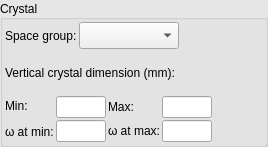
Above: BlissFramework/Bricks/widgets/ui_files/Qt4_vertical_crystal_dimension_widget_layout.ui from mxcube/mxcubeqt before the change. Below: the same form after it.
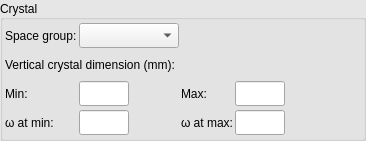
That is the form after the change.

```diff
--- a/BlissFramework/Bricks/widgets/ui_files/Qt4_vertical_crystal_dimension_widget_layout.ui
+++ b/BlissFramework/Bricks/widgets/ui_files/Qt4_vertical_crystal_dimension_widget_layout.ui
@@ -6,8 +6,8 @@
    <rect>
     <x>0</x>
     <y>0</y>
-    <width>268</width>
-    <height>147</height>
+    <width>366</width>
+    <height>128</height>
    </rect>
   </property>
   <property name="sizePolicy">
@@ -112,84 +112,30 @@
        <number>2</number>
       </property>
       <item>
-       <layout class="QVBoxLayout">
-        <property name="spacing">
-         <number>2</number>
+       <layout class="QGridLayout" name="gridLayout">
+        <property name="leftMargin">
+         <number>0</number>
         </property>
-        <item>
-         <layout class="QHBoxLayout">
-          <property name="spacing">
-           <number>2</number>
-          </property>
-          <item>
-           <layout class="QHBoxLayout">
+        <property name="topMargin">
+         <number>0</number>
+        </property>
             <property name="spacing">
              <number>2</number>
             </property>
-            <item>
-             <widget class="QLabel" name="space_group_label">
-              <property name="text">
-               <string>Space group:</string>
-              </property>
-              <property name="wordWrap">
-               <bool>false</bool>
-              </property>
-             </widget>
-            </item>
-            <item>
-             <widget class="QComboBox" name="space_group_ledit">
-              <property name="sizePolicy">
-               <sizepolicy hsizetype="Preferred" vsizetype="Minimum">
-                <horstretch>0</horstretch>
-                <verstretch>0</verstretch>
-               </sizepolicy>
-              </property>
-              <property name="minimumSize">
-               <size>
-                <width>100</width>
-                <height>27</height>
-               </size>
-              </property>
-              <property name="maximumSize">
-               <size>
-                <width>100</width>
-                <height>27</height>
-               </size>
-              </property>
-             </widget>
-            </item>
-           </layout>
-          </item>
-          <item>
-           <spacer name="space_group_hspacer">
-            <property name="orientation">
-             <enum>Qt::Horizontal</enum>
-            </property>
-            <property name="sizeType">
-             <enum>QSizePolicy::Expanding</enum>
-            </property>
-            <property name="sizeHint" stdset="0">
-             <size>
-              <width>1</width>
-              <height>20</height>
-             </size>
-            </property>
-           </spacer>
-          </item>
-         </layout>
-        </item>
-        <item>
-         <layout class="QVBoxLayout">
-          <property name="spacing">
-           <number>2</number>
-          </property>
-          <item>
-           <layout class="QHBoxLayout">
-            <property name="spacing">
-             <number>2</number>
-            </property>
-            <item>
+        <item row="1" column="0" colspan="3">
              <widget class="QLabel" name="dimension_label">
+          <property name="minimumSize">
+           <size>
+            <width>0</width>
+            <height>27</height>
+           </size>
+          </property>
+          <property name="maximumSize">
+           <size>
+            <width>16777215</width>
+            <height>27</height>
+           </size>
+          </property>
               <property name="text">
                <string>Vertical crystal dimension (mm):</string>
               </property>
@@ -198,56 +144,20 @@
               </property>
              </widget>
             </item>
-            <item>
-             <spacer name="vdim_heading_spacer">
-              <property name="orientation">
-               <enum>Qt::Horizontal</enum>
-              </property>
-              <property name="sizeType">
-               <enum>QSizePolicy::Expanding</enum>
-              </property>
-              <property name="sizeHint" stdset="0">
-               <size>
-                <width>1</width>
-                <height>20</height>
-               </size>
-              </property>
-             </spacer>
-            </item>
-           </layout>
-          </item>
-          <item>
-           <layout class="QHBoxLayout">
-            <property name="spacing">
-             <number>0</number>
-            </property>
-            <property name="margin">
-             <number>0</number>
-            </property>
-            <item>
-             <layout class="QHBoxLayout">
-              <property name="spacing">
-               <number>2</number>
-              </property>
-              <item>
-               <layout class="QHBoxLayout">
-                <property name="spacing">
-                 <number>2</number>
-                </property>
-                <item>
-                 <layout class="QVBoxLayout">
-                  <item>
-                   <widget class="QLabel" name="min_vdim_label">
-                    <property name="text">
-                     <string>Min:</string>
-                    </property>
-                    <property name="wordWrap">
-                     <bool>false</bool>
-                    </property>
-                   </widget>
-                  </item>
-                  <item>
+        <item row="3" column="0">
                    <widget class="QLabel" name="vdim_min_phi_label">
+          <property name="minimumSize">
+           <size>
+            <width>0</width>
+            <height>27</height>
+           </size>
+          </property>
+          <property name="maximumSize">
+           <size>
+            <width>16777215</width>
+            <height>27</height>
+           </size>
+          </property>
                     <property name="text">
                      <string>ω at min:</string>
                     </property>
@@ -256,61 +166,80 @@
                     </property>
                    </widget>
                   </item>
-                 </layout>
-                </item>
-                <item>
-                 <layout class="QVBoxLayout">
-                  <property name="spacing">
-                   <number>2</number>
-                  </property>
-                  <item>
+        <item row="0" column="1">
+         <widget class="QComboBox" name="space_group_ledit">
+          <property name="sizePolicy">
+           <sizepolicy hsizetype="Preferred" vsizetype="Minimum">
+            <horstretch>0</horstretch>
+            <verstretch>0</verstretch>
+           </sizepolicy>
+          </property>
+          <property name="minimumSize">
+           <size>
+            <width>100</width>
+            <height>25</height>
+           </size>
+          </property>
+          <property name="maximumSize">
+           <size>
+            <width>100</width>
+            <height>25</height>
+           </size>
+          </property>
+         </widget>
+        </item>
+        <item row="2" column="0">
+         <widget class="QLabel" name="min_vdim_label">
+          <property name="minimumSize">
+           <size>
+            <width>0</width>
+            <height>27</height>
+           </size>
+          </property>
+          <property name="maximumSize">
+           <size>
+            <width>16777215</width>
+            <height>27</height>
+           </size>
+          </property>
+          <property name="text">
+           <string>Min:</string>
+          </property>
+          <property name="wordWrap">
+           <bool>false</bool>
+          </property>
+         </widget>
+        </item>
+        <item row="2" column="1">
                    <widget class="QLineEdit" name="min_vdim_ledit">
                     <property name="minimumSize">
                      <size>
                       <width>50</width>
-                      <height>0</height>
+            <height>25</height>
                      </size>
                     </property>
                     <property name="maximumSize">
                      <size>
                       <width>50</width>
-                      <height>32767</height>
+            <height>25</height>
                      </size>
                     </property>
                    </widget>
                   </item>
-                  <item>
-                   <widget class="QLineEdit" name="min_vphi_ledit">
-                    <property name="minimumSize">
-                     <size>
-                      <width>50</width>
-                      <height>0</height>
-                     </size>
-                    </property>
-                    <property name="maximumSize">
-                     <size>
-                      <width>50</width>
-                      <height>32767</height>
-                     </size>
-                    </property>
-                   </widget>
-                  </item>
-                 </layout>
-                </item>
-               </layout>
-              </item>
-              <item>
-               <layout class="QHBoxLayout">
-                <property name="spacing">
-                 <number>2</number>
-                </property>
-                <item>
-                 <layout class="QVBoxLayout">
-                  <property name="spacing">
-                   <number>2</number>
-                  </property>
-                  <item>
+        <item row="2" column="2">
                    <widget class="QLabel" name="max_vdim_label">
+          <property name="minimumSize">
+           <size>
+            <width>0</width>
+            <height>27</height>
+           </size>
+          </property>
+          <property name="maximumSize">
+           <size>
+            <width>16777215</width>
+            <height>27</height>
+           </size>
+          </property>
                     <property name="text">
                      <string>Max:</string>
                     </property>
@@ -319,7 +248,39 @@
                     </property>
                    </widget>
                   </item>
-                  <item>
+        <item row="3" column="1">
+         <widget class="QLineEdit" name="min_vphi_ledit">
+          <property name="minimumSize">
+           <size>
+            <width>50</width>
+            <height>25</height>
+           </size>
+          </property>
+          <property name="maximumSize">
+           <size>
+            <width>50</width>
+            <height>25</height>
+           </size>
+          </property>
+         </widget>
+        </item>
+        <item row="3" column="3">
+         <widget class="QLineEdit" name="max_vphi_ledit">
+          <property name="minimumSize">
+           <size>
+            <width>50</width>
+            <height>25</height>
+           </size>
+          </property>
+          <property name="maximumSize">
+           <size>
+            <width>50</width>
+            <height>25</height>
+           </size>
+          </property>
+         </widget>
+        </item>
+        <item row="3" column="2">
                    <widget class="QLabel" name="max_vphi_label">
                     <property name="text">
                      <string>ω at max:</string>
@@ -329,70 +290,82 @@
                     </property>
                    </widget>
                   </item>
-                 </layout>
-                </item>
-                <item>
-                 <layout class="QVBoxLayout">
-                  <property name="spacing">
-                   <number>2</number>
-                  </property>
-                  <item>
+        <item row="2" column="3">
                    <widget class="QLineEdit" name="max_vdim_ledit">
                     <property name="minimumSize">
                      <size>
                       <width>50</width>
-                      <height>0</height>
+            <height>25</height>
                      </size>
                     </property>
                     <property name="maximumSize">
                      <size>
                       <width>50</width>
-                      <height>32767</height>
+            <height>25</height>
                      </size>
                     </property>
                    </widget>
                   </item>
-                  <item>
-                   <widget class="QLineEdit" name="max_vphi_ledit">
+        <item row="0" column="0">
+         <widget class="QLabel" name="space_group_label">
                     <property name="minimumSize">
                      <size>
-                      <width>50</width>
-                      <height>0</height>
+            <width>0</width>
+            <height>27</height>
                      </size>
                     </property>
                     <property name="maximumSize">
                      <size>
-                      <width>50</width>
-                      <height>32767</height>
-                     </size>
-                    </property>
-                   </widget>
-                  </item>
-                 </layout>
-                </item>
-               </layout>
-              </item>
-             </layout>
-            </item>
-            <item>
-             <spacer name="vspacer">
+            <width>16777215</width>
+            <height>27</height>
+           </size>
+          </property>
+          <property name="text">
+           <string>Space group:</string>
+          </property>
+          <property name="wordWrap">
+           <bool>false</bool>
+          </property>
+         </widget>
+        </item>
+        <item row="2" column="4">
+         <spacer name="horizontalSpacer">
               <property name="orientation">
                <enum>Qt::Horizontal</enum>
               </property>
-              <property name="sizeType">
-               <enum>QSizePolicy::Expanding</enum>
-              </property>
+          <property name="sizeHint" stdset="0">
+           <size>
+            <width>40</width>
+            <height>20</height>
+           </size>
+          </property>
+         </spacer>
+        </item>
+        <item row="3" column="4">
+         <spacer name="horizontalSpacer_2">
+          <property name="orientation">
+           <enum>Qt::Horizontal</enum>
+          </property>
               <property name="sizeHint" stdset="0">
                <size>
-                <width>1</width>
+            <width>40</width>
                 <height>20</height>
                </size>
               </property>
              </spacer>
             </item>
-           </layout>
-          </item>
-         </layout>
+        <item row="0" column="4">
+         <spacer name="horizontalSpacer_3">
+          <property name="orientation">
+           <enum>Qt::Horizontal</enum>
+          </property>
+          <property name="sizeHint" stdset="0">
+           <size>
+            <width>40</width>
+            <height>20</height>
+           </size>
+          </property>
+         </spacer>
         </item>
        </layout>
       </item>
```
Lines whose indentation alone changed are shown as unchanged.
